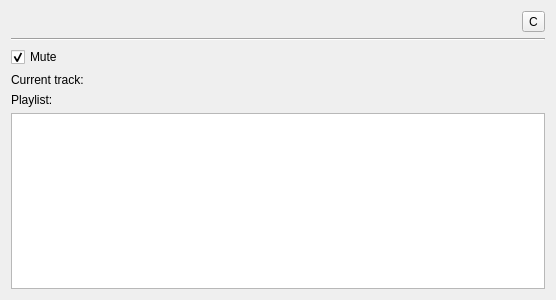
This is libraries/mvp-player-qtgui/src/mvp-player-qtgui/ui/MVPPlayerRemoteDialog.ui in edubois/mvp-player as Qt 5 draws it before an edit. The edited form follows.
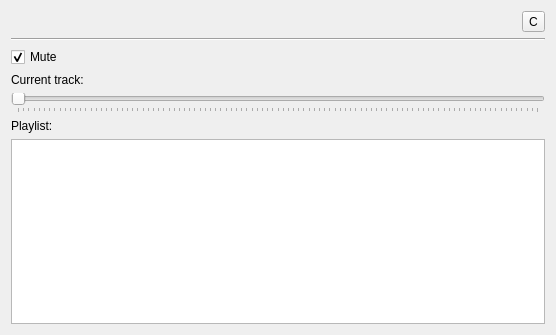
This is the edited form. Icons and pictures are not drawn.

Commit message: mvp-player-all: added position slider and time handling.

```diff
--- a/libraries/mvp-player-qtgui/src/mvp-player-qtgui/ui/MVPPlayerRemoteDialog.ui
+++ b/libraries/mvp-player-qtgui/src/mvp-player-qtgui/ui/MVPPlayerRemoteDialog.ui
@@ -7,7 +7,7 @@
     <x>0</x>
     <y>0</y>
     <width>556</width>
-    <height>300</height>
+    <height>335</height>
    </rect>
   </property>
   <property name="windowTitle">
@@ -89,8 +89,50 @@
          </item>
          <item>
           <widget class="QLabel" name="lblCurrentTrack">
+           <property name="sizePolicy">
+            <sizepolicy hsizetype="MinimumExpanding" vsizetype="Preferred">
+             <horstretch>0</horstretch>
+             <verstretch>0</verstretch>
+            </sizepolicy>
+           </property>
            <property name="text">
             <string/>
+           </property>
+          </widget>
+         </item>
+         <item>
+          <widget class="QLabel" name="lblTrackLength">
+           <property name="text">
+            <string/>
+           </property>
+           <property name="alignment">
+            <set>Qt::AlignCenter</set>
+           </property>
+          </widget>
+         </item>
+        </layout>
+       </item>
+       <item>
+        <layout class="QHBoxLayout" name="horizontalLayout_3">
+         <item>
+          <widget class="QSlider" name="sliderPosition">
+           <property name="maximum">
+            <number>100</number>
+           </property>
+           <property name="orientation">
+            <enum>Qt::Horizontal</enum>
+           </property>
+           <property name="invertedAppearance">
+            <bool>false</bool>
+           </property>
+           <property name="invertedControls">
+            <bool>false</bool>
+           </property>
+           <property name="tickPosition">
+            <enum>QSlider::TicksBelow</enum>
+           </property>
+           <property name="tickInterval">
+            <number>1</number>
            </property>
           </widget>
          </item>
```
Left out of the diff: 1 changed line with no effect on the pictures. The commit also changes 20 other files.
